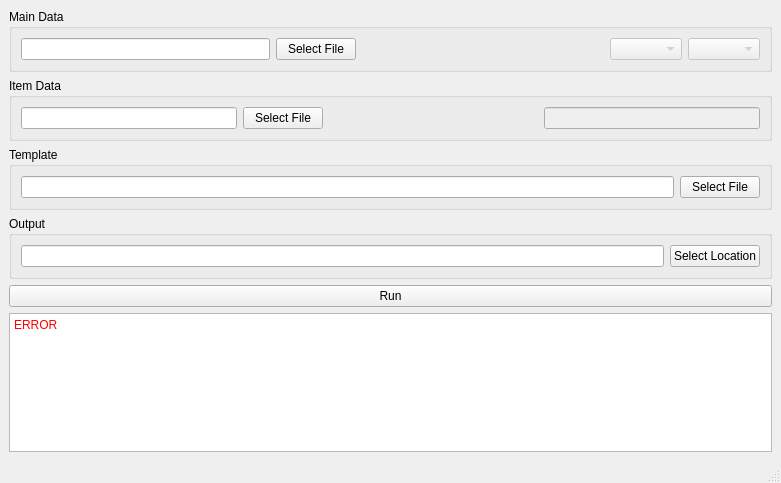
Before: the Qt Designer form main.ui in scrufulufugus/renderer, drawn with Qt 5.
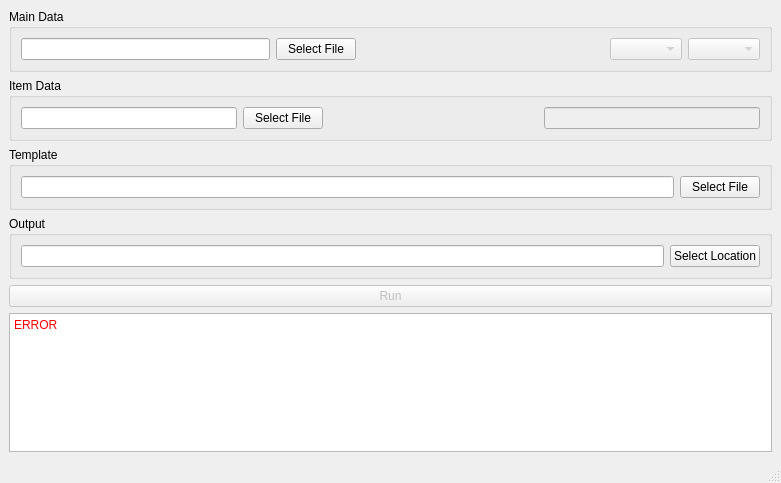
After: the same form once the commit is applied.

Commit message: Disable run button by default

What changed in the file:
```diff
--- a/main.ui
+++ b/main.ui
@@ -178,6 +178,9 @@
     </item>
     <item>
      <widget class="QPushButton" name="runButton">
+      <property name="enabled">
+       <bool>false</bool>
+      </property>
       <property name="text">
        <string>Run</string>
       </property>
```
The commit also changes 1 other file.
